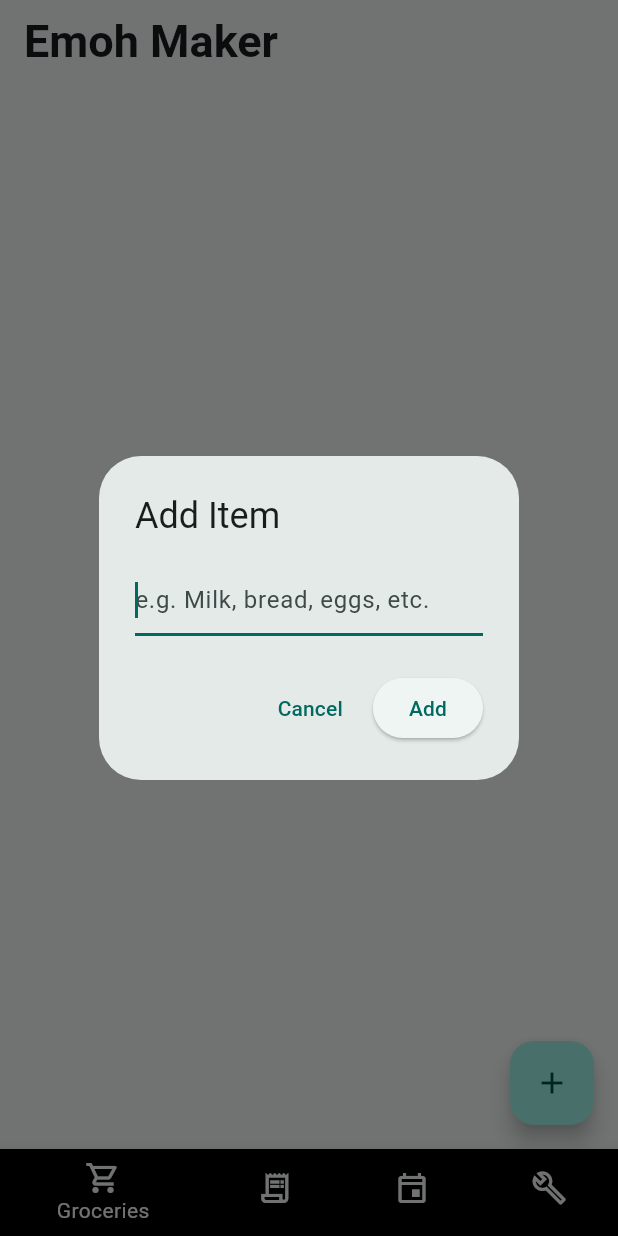
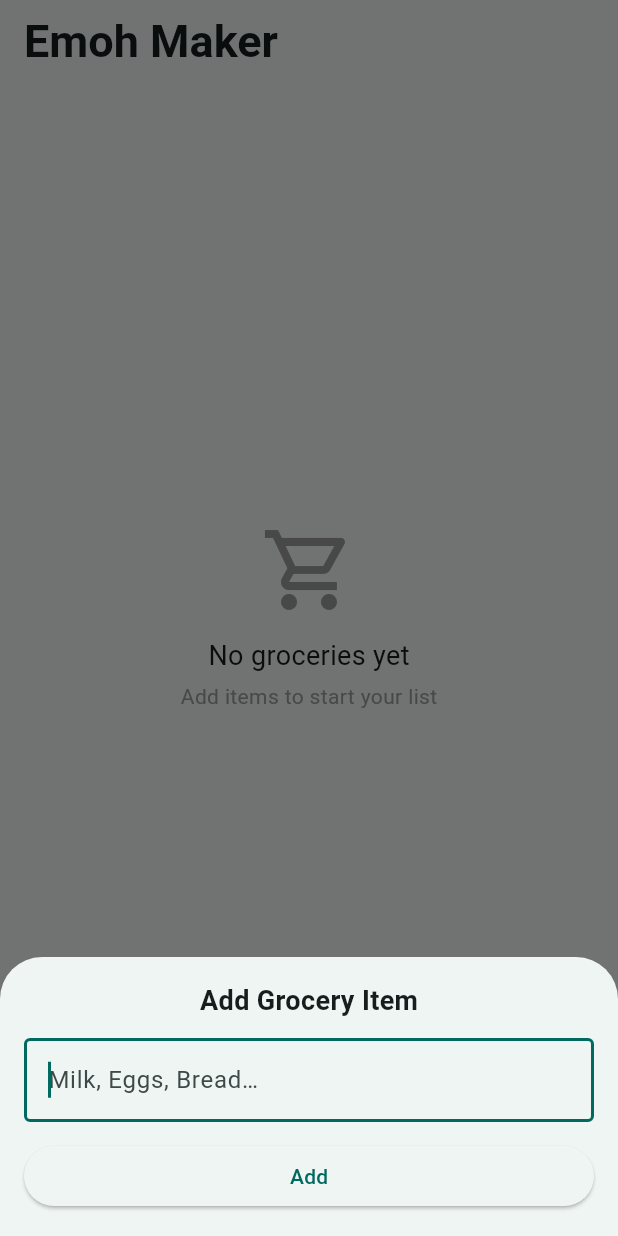
Before and after one commit to IAI62302/emoh_maker, a Flutter app: the screen it shows after launch, after a tap on the "add" icon, on a phone screen of 412 x 824 dp. Run offline on Flutter 3.47's test engine with Material 3 defaults, Android fonts, the light colour scheme and no system bars; our stand-ins replace flutter_riverpod.

Commit message:
adjusted the ui ux of groceries page

```diff
--- a/lib/features/groceries/groceries_page.dart
+++ b/lib/features/groceries/groceries_page.dart
@@ -1,98 +1,195 @@
 import 'package:flutter/material.dart';
 import 'package:flutter_riverpod/flutter_riverpod.dart';
 import 'package:planit_family/features/groceries/presentation/grocery_notifier.dart';
+import 'package:planit_family/features/groceries/domain/grocery_item.dart';
 
 class GroceriesPage extends ConsumerWidget {
   const GroceriesPage({super.key});
 
   @override
   Widget build(BuildContext context, WidgetRef ref) {
-    final groceries = ref.watch(groceryProvider);
+    final items = ref.watch(groceryProvider);
+
+    final toBuy = items.where((e) => !e.isBought).toList();
+    final bought = items.where((e) => e.isBought).toList();
 
     return Scaffold(
       floatingActionButton: FloatingActionButton(
-        onPressed: () => _showAddDialog(context, ref),
+        onPressed: () => _showAddSheet(context, ref),
         child: const Icon(Icons.add),
       ),
-      body: groceries.isEmpty
-          ? const Center(
-              child: Text(
-                'No Groceries Yet',
-                style: TextStyle(fontSize: 25),
+      body: items.isEmpty
+          ? _EmptyState()
+          : ListView(
+              padding: const EdgeInsets.symmetric(vertical: 16),
+              children: [
+                if (toBuy.isNotEmpty)
+                  _Section(
+                    title: 'To Buy',
+                    items: toBuy,
                   ),
-            )
-          : ListView.builder(
-              itemCount: groceries.length,
-              itemBuilder: (context, index) {
-                final item = groceries[index];
-                return ListTile(
-                  leading: Checkbox(
-                    value: item.isBought,
-                    onChanged: (_) {
-                      ref
-                          .read(groceryProvider.notifier)
-                          .toggleItem(item.id);
-                    },
+                if (bought.isNotEmpty)
+                  _Section(
+                    title: 'Bought',
+                    items: bought,
                   ),
-                  title: Text(
-                    item.title,
-                    style: TextStyle(
-                      decoration: item.isBought
-                          ? TextDecoration.lineThrough
-                          : null,
-                    ),
-                  ),
-                  trailing: IconButton(
-                    icon: const Icon(Icons.delete_outline),
-                    onPressed: () {
-                      ref
-                          .read(groceryProvider.notifier)
-                          .removeItem(item.id);
-                    },
-                  ),
-                );
-              },
+              ],
             ),
     );
   }
 
-  void _showAddDialog(BuildContext context, WidgetRef ref) {
+  void _showAddSheet(BuildContext context, WidgetRef ref) {
     final controller = TextEditingController();
 
-    showDialog(
+    showModalBottomSheet(
       context: context,
+      isScrollControlled: true,
       builder: (context) {
-        return AlertDialog(
-          title: const Text('Add Item'),
-          content: TextField(
+        return Padding(
+          padding: EdgeInsets.only(
+            left: 16,
+            right: 16,
+            top: 16,
+            bottom: MediaQuery.of(context).viewInsets.bottom + 16,
+          ),
+          child: Column(
+            mainAxisSize: MainAxisSize.min,
+            children: [
+              const Text(
+                'Add Grocery Item',
+                style: TextStyle(fontSize: 18, fontWeight: FontWeight.bold),
+              ),
+              const SizedBox(height: 12),
+              TextField(
                 controller: controller,
                 autofocus: true,
                 decoration: const InputDecoration(
-              hintText: 'e.g. Milk, bread, eggs, etc.',
+                  hintText: 'Milk, Eggs, Bread…',
+                  border: OutlineInputBorder(),
                 ),
-            onSubmitted: (_) => _submit(context, ref, controller),
+                onSubmitted: (_) => _submit(ref, controller, context),
               ),
-          actions: [
-            TextButton(
-              onPressed: () => Navigator.pop(context),
-              child: const Text('Cancel'),
-            ),
-            ElevatedButton(
-              onPressed: () => _submit(context, ref, controller),
+              const SizedBox(height: 12),
+              SizedBox(
+                width: double.infinity,
+                child: ElevatedButton(
+                  onPressed: () => _submit(ref, controller, context),
                   child: const Text('Add'),
                 ),
+              ),
             ],
+          ),
         );
       },
     );
   }
 
   void _submit(
-    BuildContext context,
     WidgetRef ref,
     TextEditingController controller,
+    BuildContext context,
   ) {
     ref.read(groceryProvider.notifier).addItem(controller.text);
     Navigator.pop(context);
   }
 }
+
+class _Section extends ConsumerWidget {
+  final String title;
+  final List<GroceryItem> items;
+
+  const _Section({
+    required this.title,
+    required this.items,
+  });
+
+  @override
+  Widget build(BuildContext context, WidgetRef ref) {
+    return Padding(
+      padding: const EdgeInsets.symmetric(horizontal: 16),
+      child: Column(
+        crossAxisAlignment: CrossAxisAlignment.start,
+        children: [
+          Text(
+            title,
+            style: Theme.of(context)
+                .textTheme
+                .titleMedium
+                ?.copyWith(fontWeight: FontWeight.bold),
+          ),
+          const SizedBox(height: 8),
+          ...items.map(
+            (item) => _GroceryTile(item: item),
+          ),
+          const SizedBox(height: 24),
+        ],
+      ),
+    );
+  }
+}
+
+class _GroceryTile extends ConsumerWidget {
+  final GroceryItem item;
+
+  const _GroceryTile({required this.item});
+
+  @override
+  Widget build(BuildContext context, WidgetRef ref) {
+    return Dismissible(
+      key: ValueKey(item.id),
+      direction: DismissDirection.endToStart,
+      background: Container(
+        alignment: Alignment.centerRight,
+        padding: const EdgeInsets.only(right: 16),
+        color: Colors.red.withOpacity(0.8),
+        child: const Icon(Icons.delete, color: Colors.white),
+      ),
+      onDismissed: (_) {
+        ref.read(groceryProvider.notifier).remove(item.id);
+      },
+      child: Card(
+        child: ListTile(
+          title: Text(
+            item.title,
+            style: TextStyle(
+              decoration:
+                  item.isBought ? TextDecoration.lineThrough : null,
+            ),
+          ),
+          trailing: Icon(
+            item.isBought
+                ? Icons.check_circle
+                : Icons.radio_button_unchecked,
+          ),
+          onTap: () {
+            ref.read(groceryProvider.notifier).toggle(item.id);
+          },
+        ),
+      ),
+    );
+  }
+}
+
+class _EmptyState extends StatelessWidget {
+  @override
+  Widget build(BuildContext context) {
+    return const Center(
+      child: Column(
+        mainAxisAlignment: MainAxisAlignment.center,
+        children: [
+          Icon(Icons.shopping_cart_outlined, size: 64, color: Colors.grey),
+          SizedBox(height: 12),
+          Text(
+            'No groceries yet',
+            style: TextStyle(fontSize: 18),
+          ),
+          SizedBox(height: 4),
+          Text(
+            'Add items to start your list',
+            style: TextStyle(color: Colors.grey),
+          ),
+        ],
+      ),
+    );
+  }
+}
--- a/pubspec.yaml
+++ b/pubspec.yaml
@@ -36,8 +36,7 @@ dependencies:
   cupertino_icons: ^1.0.8
   flutter_riverpod: ^3.2.1
   uuid: ^4.5.2
-  hive: ^2.2.3
-  hive_flutter: ^1.1.0
+
 
 dev_dependencies:
   flutter_test:
@@ -49,8 +48,7 @@ dev_dependencies:
   # package. See that file for information about deactivating specific lint
   # rules and activating additional ones.
   flutter_lints: ^6.0.0
-  hive_generator: ^2.0.1
-  build_runner: ^2.4.13
+
 
 # For information on the generic Dart part of this file, see the
 # following page: https://dart.dev/tools/pub/pubspec
```
Also changed, not shown: lib/features/groceries/domain/grocery_item.dart (+11 -12 lines), lib/features/groceries/presentation/grocery_notifier.dart (+11 -13 lines), pubspec.lock, 1 other file. Lines whose indentation alone changed are shown as unchanged.
